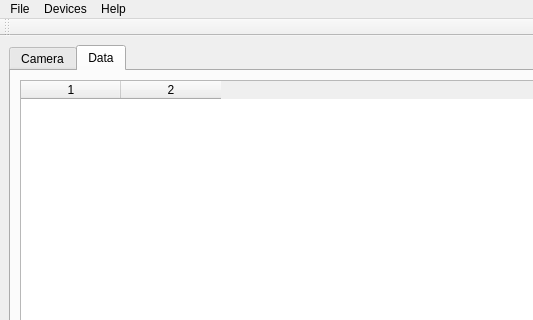
Above: src/MainWindow.ui from formicidae-tracker/tag-scanner before the change; both pictures show x 0 to 533 and y 0 to 320 of the 800 by 600 pixel window. Below: the same form after it.
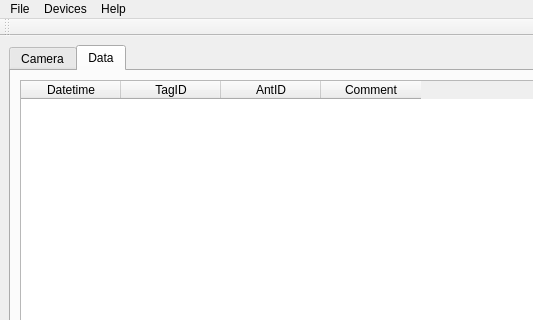
That is the form after the change. The open tabs and pages were chosen to show the change. Custom widgets are drawn as their Qt base class.

```diff
--- a/src/MainWindow.ui
+++ b/src/MainWindow.ui
@@ -110,10 +110,28 @@
         <item>
          <widget class="QTableWidget" name="tableWidget">
           <property name="columnCount">
-           <number>2</number>
+           <number>4</number>
           </property>
-          <column/>
-          <column/>
+          <column>
+           <property name="text">
+            <string>Datetime</string>
+           </property>
+          </column>
+          <column>
+           <property name="text">
+            <string>TagID</string>
+           </property>
+          </column>
+          <column>
+           <property name="text">
+            <string>AntID</string>
+           </property>
+          </column>
+          <column>
+           <property name="text">
+            <string>Comment</string>
+           </property>
+          </column>
          </widget>
         </item>
        </layout>
```
Left out of the diff: 2 changed lines with no effect on the pictures.
